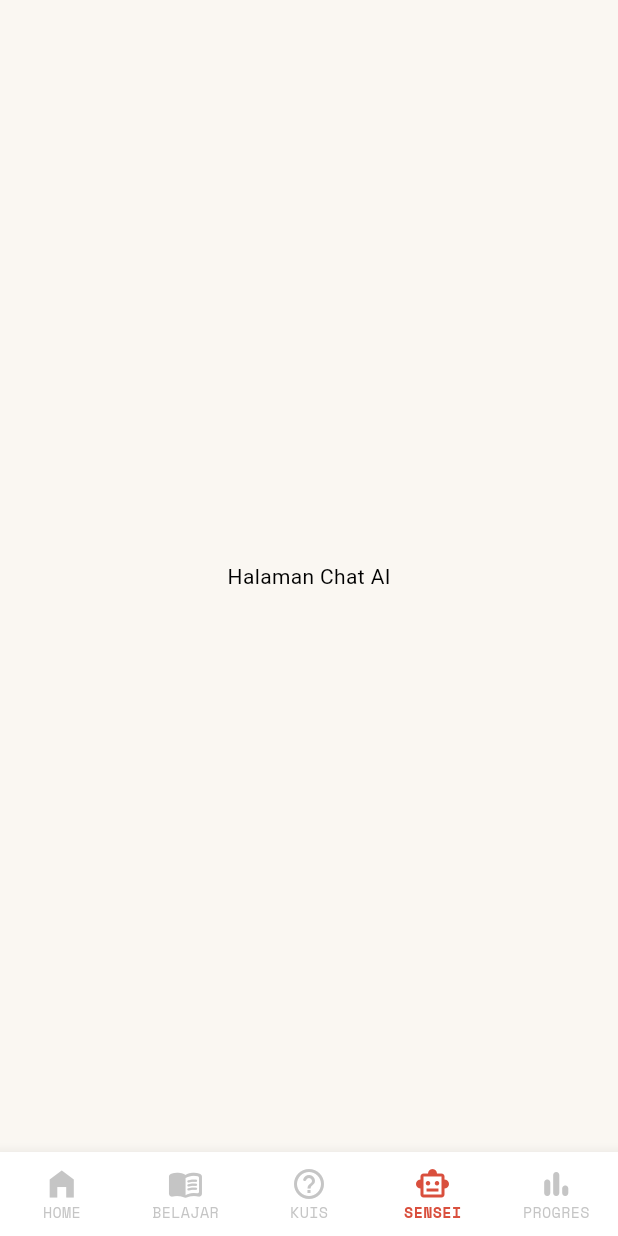
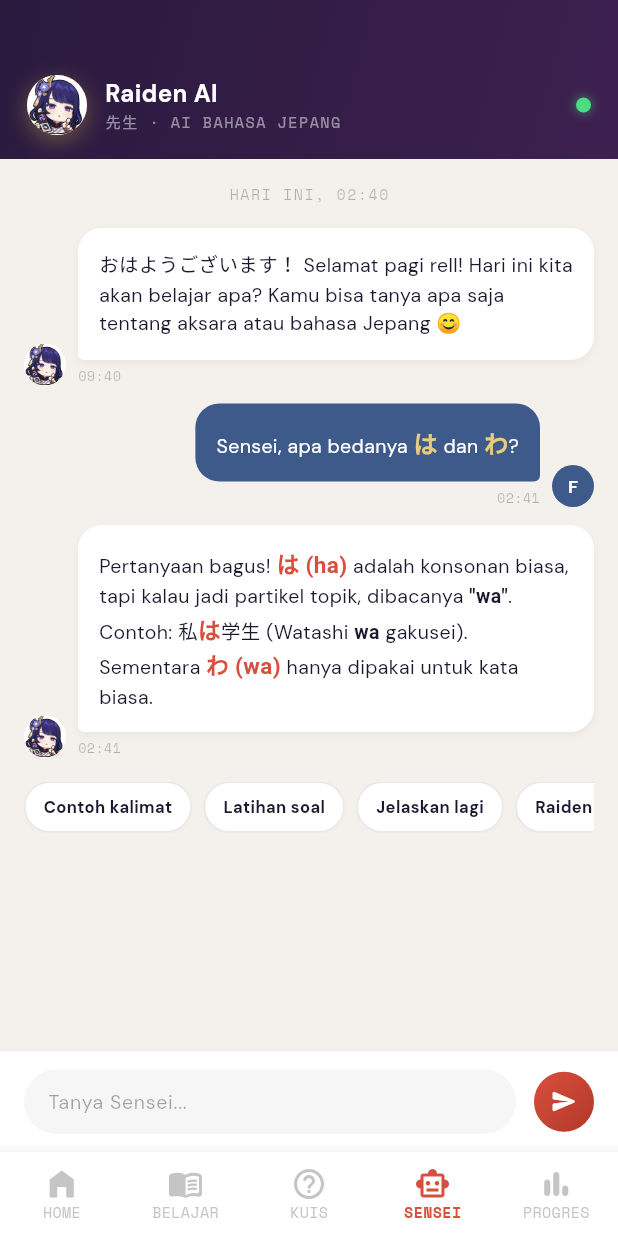
Before and after one commit to arell74/tanoshii-app, a Flutter app: the MainNavigation screen opened directly, item 4 of the bottom bar chosen, on a phone screen of 412 x 824 dp. Run offline on Flutter 3.47's test engine with Material 3 defaults, Android fonts, the phone set to English and light mode, and no system bars; our stand-ins replace google_fonts.

Commit message:
feat: add chat_bot screen (dummy chat) & add assets

```diff
--- /dev/null
+++ b/lib/screens/chat_bot/chat_bot_screen.dart
@@ -0,0 +1,328 @@
+import 'package:flutter/material.dart';
+import 'package:google_fonts/google_fonts.dart';
+
+class ChatBotScreen extends StatefulWidget {
+  const ChatBotScreen({Key? key}) : super(key: key);
+
+  @override
+  State<ChatBotScreen> createState() => _AiSenseiScreenState();
+}
+
+class _AiSenseiScreenState extends State<ChatBotScreen> {
+  final TextEditingController _chatController = TextEditingController();
+
+  @override
+  void dispose() {
+    _chatController.dispose();
+    super.dispose();
+  }
+
+  @override
+  Widget build(BuildContext context) {
+    const Color ink = Color(0xFF1A1A2E);
+    const Color vermillion = Color(0xFFD94F3D);
+    const Color gold = Color(0xFFC9A84C);
+    const Color indigo = Color(0xFF3D5A8A);
+    const Color bgColor = Color(0xFFF4F1EC); // Sesuai warna background s-ai
+
+    return Scaffold(
+      backgroundColor: bgColor,
+      body: Column(
+        children: [
+          // ── HEADER SECTION ──
+          Container(
+            padding: const EdgeInsets.fromLTRB(18, 50, 18, 16),
+            decoration: const BoxDecoration(
+              gradient: LinearGradient(
+                colors: [Color(0xFF2A1A3E), Color(0xFF3D2050)],
+                begin: Alignment.topLeft,
+                end: Alignment.bottomRight,
+              ),
+            ),
+            child: Row(
+              children: [
+                // Avatar AI
+                Container(
+                  width: 40,
+                  height: 40,
+                  decoration: BoxDecoration(
+                    gradient: const LinearGradient(colors: [gold, vermillion], begin: Alignment.topLeft, end: Alignment.bottomRight),
+                    shape: BoxShape.circle,
+                    boxShadow: [
+                      BoxShadow(color: gold.withOpacity(0.4), blurRadius: 12, offset: const Offset(0, 4))
+                    ],
+                  ),
+                  alignment: Alignment.center,
+                  child: ClipOval(
+                    child: Image.asset(
+                      'assets/images/raii.jpg',
+                      fit: BoxFit.cover,
+                    ),
+                  ),
+                ),
+                const SizedBox(width: 12),
+                // Info Header
+                Expanded(
+                  child: Column(
+                    crossAxisAlignment: CrossAxisAlignment.start,
+                    children: [
+                      Text('Raiden AI', style: GoogleFonts.dmSans(color: Colors.white, fontSize: 16, fontWeight: FontWeight.bold)),
+                      Text('先生 · AI BAHASA JEPANG', style: GoogleFonts.spaceMono(color: Colors.white.withOpacity(0.5), fontSize: 10, letterSpacing: 1)),
+                    ],
+                  ),
+                ),
+                // Online Indicator
+                Container(
+                  width: 10,
+                  height: 10,
+                  decoration: BoxDecoration(
+                    color: const Color(0xFF4ADE80), // Green light
+                    shape: BoxShape.circle,
+                    boxShadow: [
+                      BoxShadow(color: const Color(0xFF4ADE80).withOpacity(0.6), blurRadius: 6)
+                    ],
+                  ),
+                )
+              ],
+            ),
+          ),
+
+          // ── CHAT BODY SECTION ──
+          Expanded(
+            child: ListView(
+              padding: const EdgeInsets.all(16),
+              children: [
+                // Date separator
+                Center(
+                  child: Text('HARI INI, 02:40', style: GoogleFonts.spaceMono(fontSize: 10, color: ink.withOpacity(0.3), letterSpacing: 1)),
+                ),
+                const SizedBox(height: 16),
+
+                // AI Chat Bubble 1
+                _buildChatBubble(
+                  isUser: false,
+                  avatarLabel: '先',
+                  time: '09:40',
+                  child: Text.rich(
+                    TextSpan(
+                      style: GoogleFonts.dmSans(fontSize: 13, color: ink, height: 1.5),
+                      children: const [
+                        TextSpan(text: 'おはようございます！ Selamat pagi rell! Hari ini kita akan belajar apa? Kamu bisa tanya apa saja tentang aksara atau bahasa Jepang 😊'),
+                      ],
+                    ),
+                  ),
+                ),
+                const SizedBox(height: 12),
+
+                // User Chat Bubble
+                _buildChatBubble(
+                  isUser: true,
+                  avatarLabel: 'F',
+                  time: '02:41',
+                  child: Text.rich(
+                    TextSpan(
+                      style: GoogleFonts.dmSans(fontSize: 13, color: Colors.white, height: 1.5),
+                      children: [
+                        const TextSpan(text: 'Sensei, apa bedanya '),
+                        TextSpan(text: 'は', style: GoogleFonts.notoSerifJp(color: const Color(0xFFE8CC7E), fontSize: 16, fontWeight: FontWeight.bold)), // goldLight
+                        const TextSpan(text: ' dan '),
+                        TextSpan(text: 'わ', style: GoogleFonts.notoSerifJp(color: const Color(0xFFE8CC7E), fontSize: 16, fontWeight: FontWeight.bold)),
+                        const TextSpan(text: '?'),
+                      ],
+                    ),
+                  ),
+                ),
+                const SizedBox(height: 12),
+
+                // AI Chat Bubble 2
+                _buildChatBubble(
+                  isUser: false,
+                  avatarLabel: '先',
+                  time: '02:41',
+                  child: Text.rich(
+                    TextSpan(
+                      style: GoogleFonts.dmSans(fontSize: 13, color: ink, height: 1.5),
+                      children: [
+                        const TextSpan(text: 'Pertanyaan bagus! '),
+                        TextSpan(text: 'は (ha)', style: GoogleFonts.notoSerifJp(color: vermillion, fontSize: 15, fontWeight: FontWeight.bold)),
+                        const TextSpan(text: ' adalah konsonan biasa, tapi kalau jadi partikel topik, dibacanya '),
+                        const TextSpan(text: '"wa"', style: TextStyle(fontWeight: FontWeight.bold)),
+                        const TextSpan(text: '. Contoh: 私'),
+                        TextSpan(text: 'は', style: GoogleFonts.notoSerifJp(color: vermillion, fontSize: 15, fontWeight: FontWeight.bold)),
+                        const TextSpan(text: '学生 (Watashi '),
+                        const TextSpan(text: 'wa', style: TextStyle(fontWeight: FontWeight.bold)),
+                        const TextSpan(text: ' gakusei). Sementara '),
+                        TextSpan(text: 'わ (wa)', style: GoogleFonts.notoSerifJp(color: vermillion, fontSize: 15, fontWeight: FontWeight.bold)),
+                        const TextSpan(text: ' hanya dipakai untuk kata biasa.'),
+                      ],
+                    ),
+                  ),
+                ),
+                const SizedBox(height: 16),
+
+                // Quick Chips Row
+                SingleChildScrollView(
+                  scrollDirection: Axis.horizontal,
+                  child: Row(
+                    children: [
+                      _buildQuickChip('Contoh kalimat', ink),
+                      const SizedBox(width: 8),
+                      _buildQuickChip('Latihan soal', ink),
+                      const SizedBox(width: 8),
+                      _buildQuickChip('Jelaskan lagi', ink),
+                      const SizedBox(width: 8),
+                      _buildQuickChip('Raiden lagi apa?', ink),
+                    ],
+                  ),
+                )
+              ],
+            ),
+          ),
+
+          // ── INPUT BAR SECTION ──
+          Container(
+            padding: const EdgeInsets.symmetric(horizontal: 16, vertical: 12),
+            decoration: BoxDecoration(
+              color: Colors.white,
+              border: Border(top: BorderSide(color: ink.withOpacity(0.06))),
+            ),
+            child: Row(
+              children: [
+                Expanded(
+                  child: Container(
+                    padding: const EdgeInsets.symmetric(horizontal: 16),
+                    decoration: BoxDecoration(
+                      color: ink.withOpacity(0.04),
+                      borderRadius: BorderRadius.circular(24),
+                    ),
+                    child: TextField(
+                      controller: _chatController,
+                      style: GoogleFonts.dmSans(fontSize: 13, color: ink),
+                      decoration: InputDecoration(
+                        hintText: 'Tanya Sensei...',
+                        hintStyle: GoogleFonts.dmSans(fontSize: 13, color: ink.withOpacity(0.4)),
+                        border: InputBorder.none,
+                        isDense: true,
+                        contentPadding: const EdgeInsets.symmetric(vertical: 12),
+                      ),
+                    ),
+                  ),
+                ),
+                const SizedBox(width: 12),
+                Container(
+                  width: 40,
+                  height: 40,
+                  decoration: BoxDecoration(
+                    gradient: LinearGradient(colors: [vermillion, const Color(0xFFB03828)], begin: Alignment.topLeft, end: Alignment.bottomRight),
+                    shape: BoxShape.circle,
+                  ),
+                  child: IconButton(
+                    icon: const Icon(Icons.send_rounded, color: Colors.white, size: 18),
+                    onPressed: () {
+                      // TODO: Implement send message logic
+                    },
+                  ),
+                )
+              ],
+            ),
+          )
+        ],
+      ),
+    );
+  }
+
+  // Helper Widget: Chat Bubble
+  Widget _buildChatBubble({
+    required bool isUser,
+    required String avatarLabel,
+    required String time,
+    required Widget child,
+  }) {
+    const Color ink = Color(0xFF1A1A2E);
+    const Color indigo = Color(0xFF3D5A8A);
+    const Color vermillion = Color(0xFFD94F3D);
+    const Color gold = Color(0xFFC9A84C);
+
+    return Row(
+      mainAxisAlignment: isUser ? MainAxisAlignment.end : MainAxisAlignment.start,
+      crossAxisAlignment: CrossAxisAlignment.end,
+      children: [
+        if (!isUser) ...[
+          // AI Avatar Smal
+          Container(
+            width: 28,
+            height: 28,
+            decoration: const BoxDecoration(
+              shape: BoxShape.circle,
+              // Hapus gradient jika ingin gambar full
+            ),
+            child: ClipOval(
+              child: Image.asset(
+                'assets/images/raii.jpg',
+                fit: BoxFit.cover,
+              ),
+            ),
+          ),
+          const SizedBox(width: 8),
+        ],
+
+        Flexible(
+          child: Column(
+            crossAxisAlignment: isUser ? CrossAxisAlignment.end : CrossAxisAlignment.start,
+            children: [
+              Container(
+                padding: const EdgeInsets.all(14),
+                decoration: BoxDecoration(
+                  color: isUser ? indigo : Colors.white,
+                  borderRadius: BorderRadius.only(
+                    topLeft: const Radius.circular(16),
+                    topRight: const Radius.circular(16),
+                    bottomLeft: isUser ? const Radius.circular(16) : const Radius.circular(4),
+                    bottomRight: isUser ? const Radius.circular(4) : const Radius.circular(16),
+                  ),
+                  boxShadow: isUser ? [] : [
+                    BoxShadow(color: ink.withOpacity(0.05), blurRadius: 4, offset: const Offset(0, 2))
+                  ],
+                ),
+                child: child,
+              ),
+              const SizedBox(height: 4),
+              Text(time, style: GoogleFonts.spaceMono(fontSize: 9, color: ink.withOpacity(0.3))),
+            ],
+          ),
+        ),
+
+        if (isUser) ...[
+          const SizedBox(width: 8),
+          // User Avatar Small
+          Container(
+            width: 28,
+            height: 28,
+            decoration: const BoxDecoration(
+              color: indigo,
+              shape: BoxShape.circle,
+            ),
+            alignment: Alignment.center,
+            child: Text(avatarLabel, style: GoogleFonts.dmSans(fontSize: 12, color: Colors.white, fontWeight: FontWeight.bold)),
+          ),
+        ],
+      ],
+    );
+  }
+
+  // Helper Widget: Quick Chip
+  Widget _buildQuickChip(String label, Color ink) {
+    return Container(
+      padding: const EdgeInsets.symmetric(horizontal: 12, vertical: 8),
+      decoration: BoxDecoration(
+        color: Colors.white,
+        border: Border.all(color: ink.withOpacity(0.1)),
+        borderRadius: BorderRadius.circular(20),
+        boxShadow: [
+          BoxShadow(color: ink.withOpacity(0.02), blurRadius: 2, offset: const Offset(0, 1))
+        ],
+      ),
+      child: Text(label, style: GoogleFonts.dmSans(fontSize: 11, color: ink, fontWeight: FontWeight.bold)),
+    );
+  }
+}
--- a/lib/screens/main_navigation.dart
+++ b/lib/screens/main_navigation.dart
@@ -1,6 +1,8 @@
 import 'package:flutter/material.dart';
 import 'package:google_fonts/google_fonts.dart';
-import 'package:tanoshii_app/screens/flashcard/flashcard_screen.dart';
+import '/screens/chat_bot/chat_bot_screen.dart';
+import '/screens/flashcard/flashcard_screen.dart';
+import '/screens/quiz/quiz_screen.dart';
 import 'home/home_screen.dart';
 
 class MainNavigation extends StatefulWidget {
@@ -31,8 +33,8 @@ class _MainNavigationState extends State<MainNavigation> {
           });
         },
       ),
-      const Center(child: Text('Halaman Quiz')),
-      const Center(child: Text('Halaman Chat AI')),
+      const QuizScreen(),
+      const ChatBotScreen(),
       const Center(child: Text('Halaman Progres')),
     ];
 
--- a/pubspec.yaml
+++ b/pubspec.yaml
@@ -59,9 +59,9 @@ flutter:
   uses-material-design: true
 
   # To add assets to your application, add an assets section, like this:
-  # assets:
-  #   - images/a_dot_burr.jpeg
-  #   - images/a_dot_ham.jpeg
+  assets:
+    - assets/images/raiden.jpg
+    - assets/images/raii.jpg
 
   # An image asset can refer to one or more resolution-specific "variants", see
   # https://flutter.dev/to/resolution-aware-images
```
Also changed, not shown: lib/screens/quiz/quiz_screen.dart (added, +186 -0 lines), assets/images/raiden.jpg (added), assets/images/raii.jpg (added).
